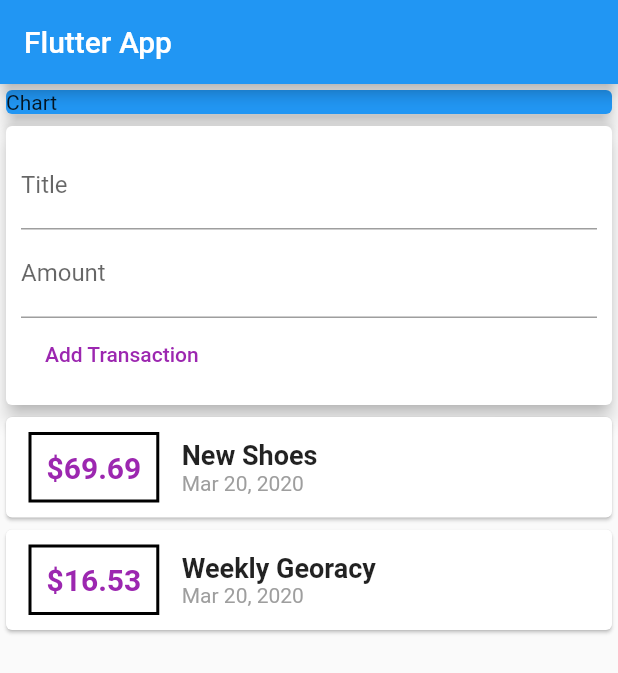
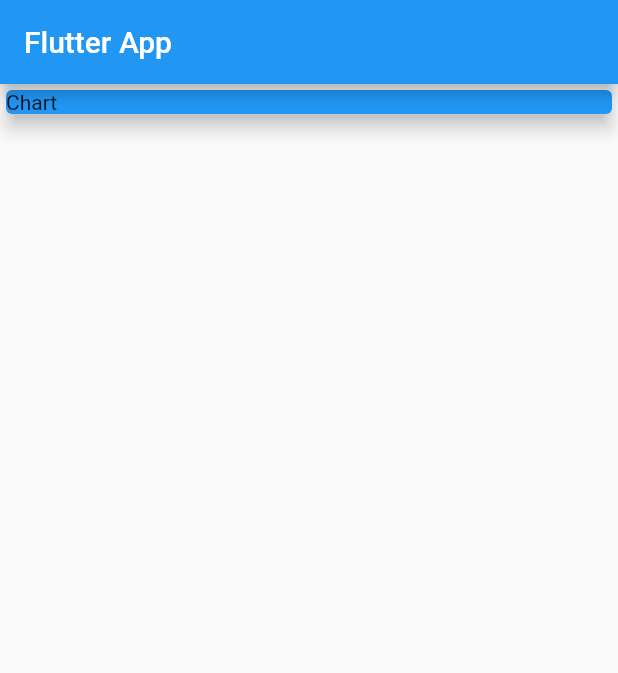
Before and after one commit to sliemansalah/expanse_planner, a Flutter app: the screen it shows after launch, on a phone screen of 412 x 824 dp. Shown: the top 673 px of the screen. Run offline on Flutter 3.47's test engine with Material 2 defaults, Android fonts, the phone set to English and light mode, and no system bars.

```diff
--- a/lib/main.dart
+++ b/lib/main.dart
@@ -1,31 +1,8 @@
-import './transaction.dart';
 import 'package:flutter/material.dart';
-
-import 'package:intl/intl.dart';
 
 void main() => runApp(MyHomePage());
 
 class MyHomePage extends StatelessWidget {
-  final List<Transaction> transactions = [
-    Transaction(
-      id: 't1',
-      title: 'New Shoes',
-      amount: 69.69,
-      date: DateTime.now(),
-    ),
-    Transaction(
-      id: 'wed7',
-      title: 'Weekly Georacy',
-      amount: 16.53,
-      date: DateTime.now(),
-    )
-  ];
-
-  // String titleInput;
-  // String amountInput;
-
-  final titleController = TextEditingController();
-  final amoutController = TextEditingController();
 
   Widget build(BuildContext context) {
     return MaterialApp(
@@ -45,69 +22,7 @@ class MyHomePage extends StatelessWidget {
               elevation: 5,
             ),
           ),
-          Card(
-            elevation: 5,
-            child: Container(
-              padding: EdgeInsets.all(10),
-              child: Column(
-                crossAxisAlignment: CrossAxisAlignment.start,
-                children: <Widget>[
-                TextField(
-                  decoration: InputDecoration(labelText: 'Title',),
-                  controller: titleController,
-              ),
-                TextField(decoration: InputDecoration(labelText: 'Amount'),
-                controller: amoutController,
-             ),
-                FlatButton(child: Text('Add Transaction',),
-                textColor: Colors.purple,
-                onPressed: () {
-                  print(titleController.text);
-                  print(amoutController.text);
-                },)
-              ]),
-            ),
-          ),
-          Column(
-            children: transactions.map((tx) {
-              return Card(
-                child: Row(
-                  children: <Widget>[
-                    Container(
-                      margin:
-                          EdgeInsets.symmetric(vertical: 10, horizontal: 15),
-                      decoration: BoxDecoration(
-                          border: Border.all(color: Colors.black, width: 2)),
-                      padding: EdgeInsets.all(10),
-                      child: Text(
-                        // 'A: ${tx.amount}',
-                        '\$${tx.amount}',
-                        style: TextStyle(
-                            fontWeight: FontWeight.bold,
-                            fontSize: 20,
-                            color: Colors.purple),
-                      ),
-                    ),
-                    Column(
-                      crossAxisAlignment: CrossAxisAlignment.start,
-                      children: <Widget>[
-                        Text(
-                          tx.title,
-                          style: TextStyle(
-                              fontSize: 18, fontWeight: FontWeight.bold),
-                        ),
-                        Text(
-                          // DateFormat('yyyy/MM/dd').format(tx.date) ,
-                          DateFormat.yMMMd().format(tx.date),
-                          style: TextStyle(color: Colors.grey),
-                        )
-                      ],
-                    )
-                  ],
-                ),
-              );
-            }).toList(),
-          )
+
         ],
       ),
     ));
```
Also changed, not shown: lib/widgets/new_transaction.dart (added, +39 -0 lines), lib/widgets/transaction.list.dart (added, +51 -0 lines), lib/widgets/user_transactions.dart (added, +32 -0 lines), lib/models/transaction.dart (renamed from lib/transaction.dart).
